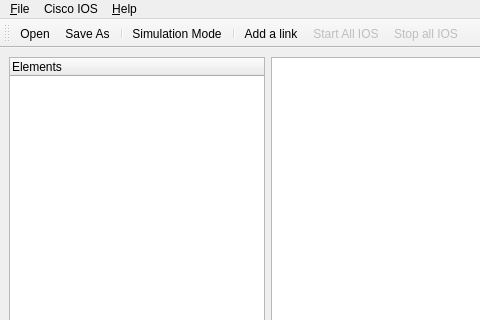
Above: forms/MainWindow.ui from GNS3/gns3-legacy before the change; both pictures show x 0 to 480 and y 0 to 320 of the 812 by 561 pixel window. Below: the same form after it.
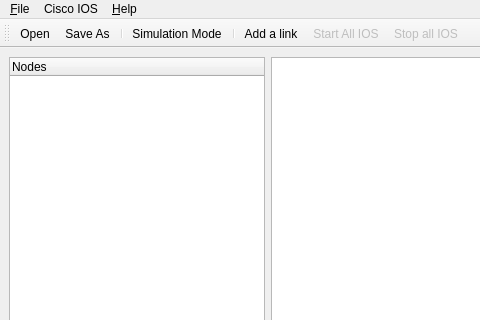
That is the form after the change. Icons and pictures are not drawn. Custom widgets are drawn as their Qt base class.

Patch:
```diff
--- a/forms/MainWindow.ui
+++ b/forms/MainWindow.ui
@@ -47,7 +47,7 @@
       </property>
       <column>
        <property name="text" >
-        <string>Elements</string>
+        <string>Nodes</string>
        </property>
       </column>
      </widget>
```
